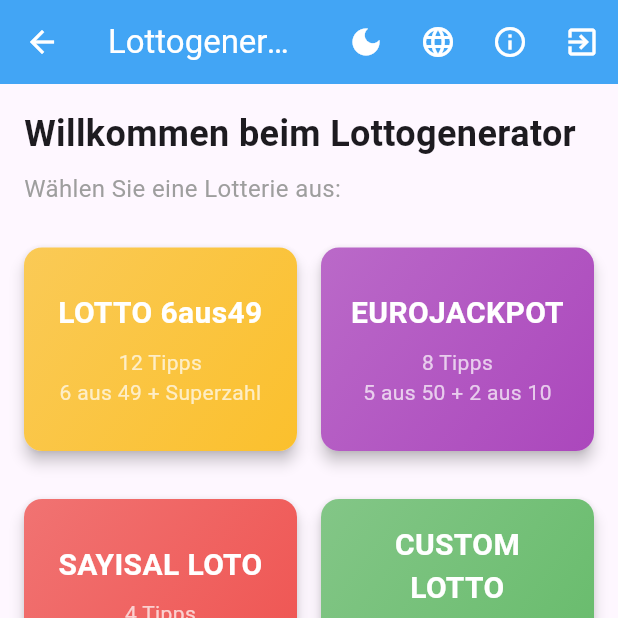
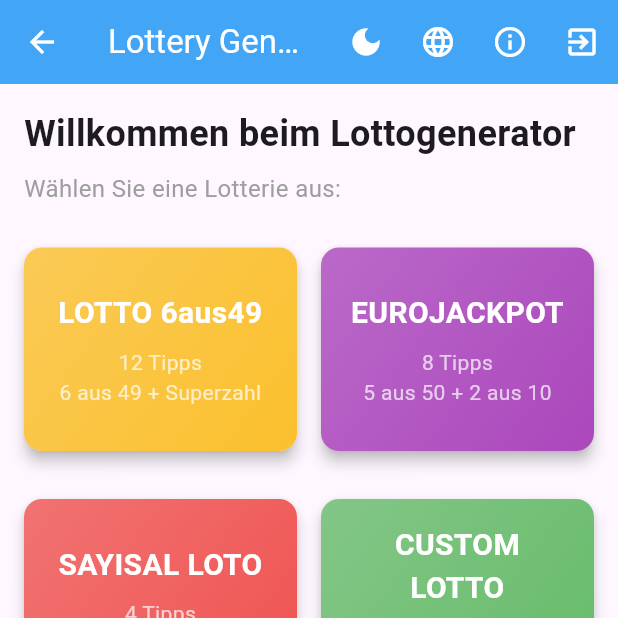
Before and after one commit to funatiker1968-hub/Lottogenerater, a Flutter app: the HomeScreen screen opened directly, after a tap on the "language" icon, on a phone screen of 412 x 824 dp, the top half of it. Run offline on Flutter 3.47's test engine with Material 3 defaults, Android fonts, the light colour scheme and no system bars; our stand-ins replace shared_preferences; accounts and stored records are empty.

Commit message:
✅ Codemagic Build-Fehler behoben: toggleLanguage() implementiert, lotteryType Parameter hinzugefügt

```diff
--- a/lib/core/services/language_service.dart
+++ b/lib/core/services/language_service.dart
@@ -21,6 +21,14 @@
     notifyListeners();
   }
 
+  // NEUE METHODE: toggleLanguage für Sprachumschaltung
+  void toggleLanguage() {
+    final languages = AppLanguage.values;
+    final currentIndex = languages.indexOf(_currentLanguage);
+    final nextIndex = (currentIndex + 1) % languages.length;
+    setLanguage(languages[nextIndex]);
+  }
+
   Future<void> setLanguage(AppLanguage language) async {
     _currentLanguage = language;
     final prefs = await SharedPreferences.getInstance();
@@ -31,13 +39,58 @@
   String getLanguageName(AppLanguage language) {
     switch (language) {
       case AppLanguage.german:
-        return 'Deutsch';
+        return 'Deutsch 🇩🇪';
       case AppLanguage.english:
-        return 'English';
+        return 'English 🇬🇧';
       case AppLanguage.turkish:
-        return 'Türkçe';
+        return 'Türkçe 🇹🇷';
     }
   }
 
   String get currentLanguageName => getLanguageName(_currentLanguage);
+
+  // Text-Methoden für die gesamte App
+  String get appTitle {
+    switch (_currentLanguage) {
+      case AppLanguage.german:
+        return 'Lottogenerator';
+      case AppLanguage.english:
+        return 'Lottery Generator';
+      case AppLanguage.turkish:
+        return 'Loto Üretici';
+    }
+  }
+
+  String get disclaimerTitle {
+    switch (_currentLanguage) {
+      case AppLanguage.german:
+        return 'HAFTUNGSAUSSCHLUSS & NUTZUNGSBEDINGUNGEN';
+      case AppLanguage.english:
+        return 'DISCLAIMER & TERMS OF USE';
+      case AppLanguage.turkish:
+        return 'SORUMLULUK REDDI & KULLANIM ŞARTLARI';
+    }
+  }
+
+  String get acceptButton {
+    switch (_currentLanguage) {
+      case AppLanguage.german:
+        return 'AKZEPTIEREN';
+      case AppLanguage.english:
+        return 'ACCEPT';
+      case AppLanguage.turkish:
+        return 'KABUL ET';
+    }
+  }
+
+  String get rejectButton {
+    switch (_currentLanguage) {
+      case AppLanguage.german:
+        return 'ABLEHNEN UND APP VERLASSEN';
+      case AppLanguage.english:
+        return 'REJECT AND EXIT APP';
+      case AppLanguage.turkish:
+        return 'REDDET VE UYGULAMADAN ÇIK';
+    }
+  }
 }
--- a/lib/features/home/home_screen.dart
+++ b/lib/features/home/home_screen.dart
@@ -25,13 +25,7 @@
           ),
           TextButton(
             onPressed: () {
-              // App korrekt beenden
               Navigator.of(context).pop();
-              Future.delayed(Duration.zero, () {
-                // Flutter App komplett schließen
-                // In Android: App wird beendet
-                // In iOS: App geht in Hintergrund
-              });
             },
             child: const Text('Verlassen'),
           ),
@@ -104,7 +98,11 @@
   Widget build(BuildContext context) {
     return Scaffold(
       appBar: AppBar(
-        title: const Text('Lottogenerator'),
+        title: Consumer<LanguageService>(
+          builder: (context, languageService, child) {
+            return Text(languageService.appTitle);
+          },
+        ),
         backgroundColor: Colors.blue[400],
         foregroundColor: Colors.white,
         actions: [
@@ -143,6 +141,11 @@
         child: Column(
           crossAxisAlignment: CrossAxisAlignment.start,
           children: [
+            Consumer<LanguageService>(
+              builder: (context, languageService, child) {
+                return Column(
+                  crossAxisAlignment: CrossAxisAlignment.start,
+                  children: [
                     const Text(
                       'Willkommen beim Lottogenerator',
                       style: TextStyle(
@@ -157,6 +160,10 @@
                         fontSize: 16,
                         color: Colors.grey,
                       ),
+                    ),
+                  ],
+                );
+              },
             ),
             const SizedBox(height: 20),
             Expanded(
@@ -197,7 +204,12 @@
             SizedBox(
               width: double.infinity,
               child: ElevatedButton.icon(
-                onPressed: () => Navigator.push(context, MaterialPageRoute(builder: (_) => const StatisticsScreen())),
+                onPressed: () => Navigator.push(
+                  context,
+                  MaterialPageRoute(
+                    builder: (_) => const StatisticsScreen(lotteryType: 'all')
+                  )
+                ),
                 icon: const Icon(Icons.analytics),
                 label: const Text('STATISTIKEN ANZEIGEN'),
                 style: ElevatedButton.styleFrom(
```
Lines whose indentation alone changed are shown as unchanged.
